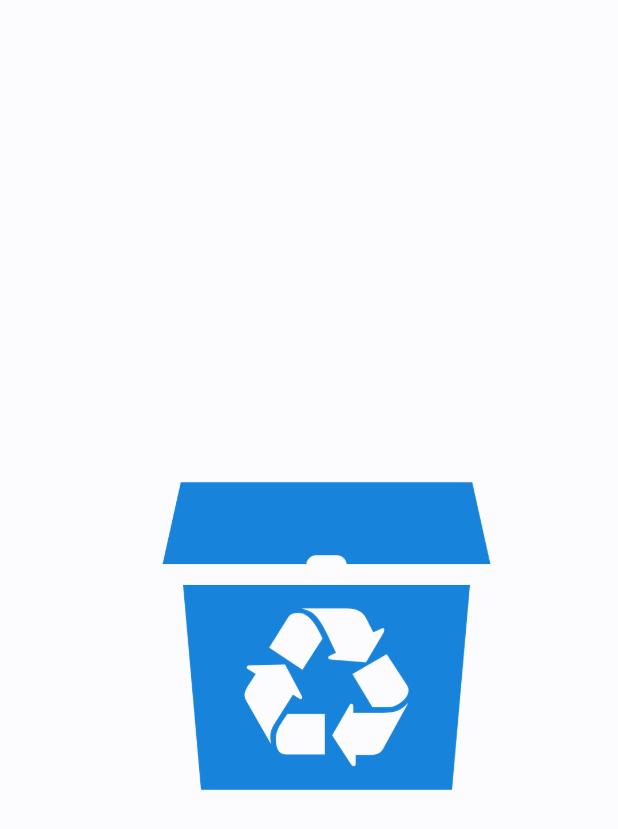
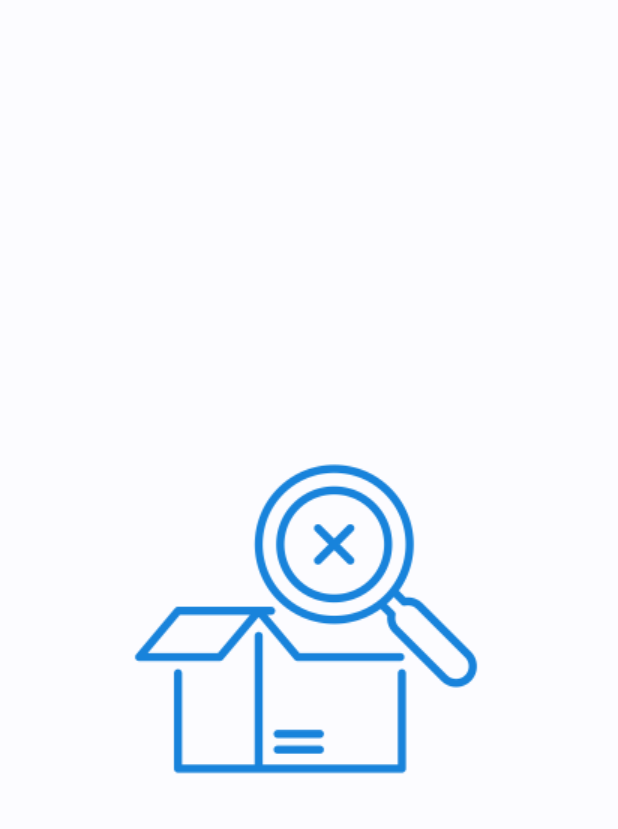
Before and after one commit to ghofran-altajory/alarm_app, a Flutter app: the AdsScreen screen opened directly, on a phone screen of 412 x 824 dp. Shown: the top 829 px of the screen. Run offline on Flutter 3.47's test engine with Material 3 defaults, Android fonts, the phone set to English and light mode, and no system bars; our stand-ins replace cloud_firestore, firebase_auth, firebase_core, google_fonts, image_picker; missing offline and left inert: image_picker_platform_interface; accounts and stored records are empty.

Commit message:
صورة في الاعلان

```diff
--- a/lib/screens/ads_screen.dart
+++ b/lib/screens/ads_screen.dart
@@ -44,7 +44,7 @@ class _AdsScreenState extends State<AdsScreen> {
                 data = snapshot.data ?? [];
 
                 return data.isEmpty
-                    ? Center(child: Image.asset("assets/Untitled design.png"))
+                    ? Center(child: Image.asset("assets/s_box.png"))
                     : Padding(
                         padding: const EdgeInsets.symmetric(
                             horizontal: 15, vertical: 20),
```
